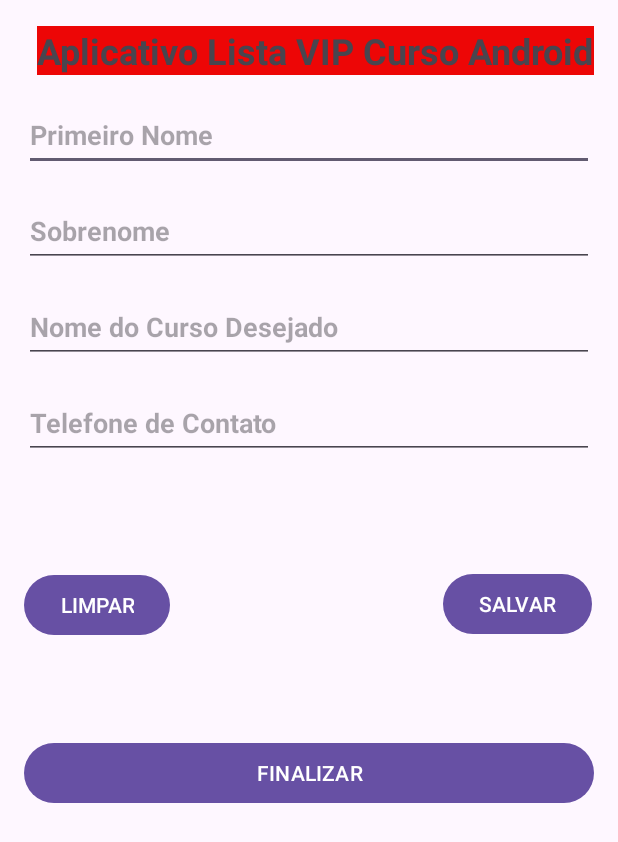
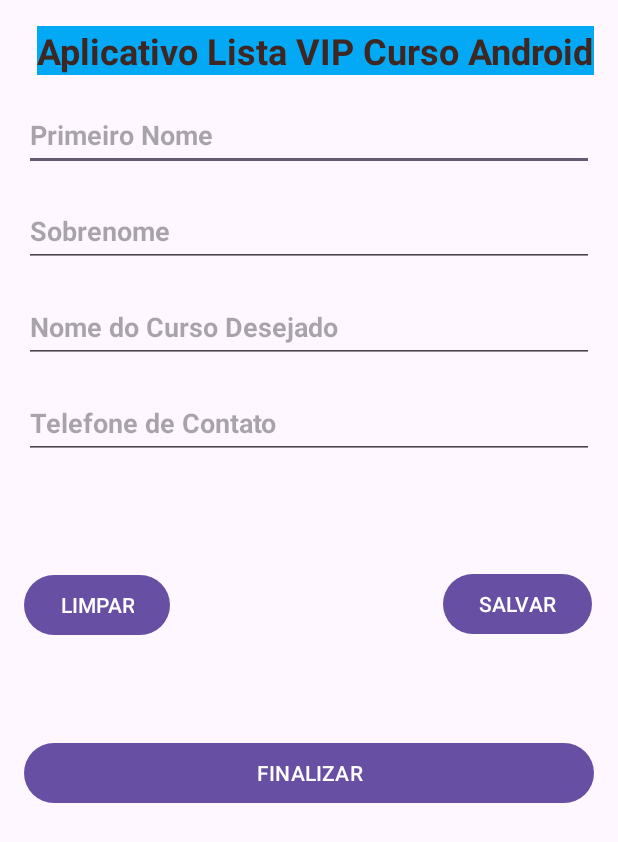
Before and after one commit to Bscanto/Curso-Desenvolvimento-Android-2023, an Android app: the screen it shows after launch (MainActivity), on a phone screen of 412 x 824 dp. Shown: the top 842 px of the screen. Run offline under Robolectric (Android 15) with nearby library versions, the phone set to English and light mode, and no system bars.

```diff
--- a/AppListaCurso/app/src/main/java/devandroid/bruno/applistacurso/model/Pessoa.java
+++ b/AppListaCurso/app/src/main/java/devandroid/bruno/applistacurso/model/Pessoa.java
@@ -42,4 +42,14 @@ public class Pessoa {
     public void setTelefoneContato(String telefoneContato) {
         this.telefoneContato = telefoneContato;
     }
+
+    @Override
+    public String toString() {
+        return "Pessoa{" +
+                "primeiroNome='" + primeiroNome + '\'' +
+                ", sobreNome='" + sobreNome + '\'' +
+                ", cursoDesejado='" + cursoDesejado + '\'' +
+                ", telefoneContato='" + telefoneContato + '\'' +
+                '}';
+    }
 }
--- a/AppListaCurso/app/src/main/java/devandroid/bruno/applistacurso/view/MainActivity.java
+++ b/AppListaCurso/app/src/main/java/devandroid/bruno/applistacurso/view/MainActivity.java
@@ -3,6 +3,7 @@ package devandroid.bruno.applistacurso.view;
 import androidx.appcompat.app.AppCompatActivity;
 
 import android.os.Bundle;
+import android.util.Log;
 
 import devandroid.bruno.applistacurso.R;
 import devandroid.bruno.applistacurso.model.Pessoa;
@@ -36,6 +37,7 @@ public class MainActivity extends AppCompatActivity {
         outraPessoa.setTelefoneContato("55-999999991");
 
 
+/*
         dadosPessoa = " Primeiro Nome: ";
         dadosPessoa += pessoa.getPrimeiroNome();
         dadosPessoa += " Sobrenome: ";
@@ -54,10 +56,13 @@ public class MainActivity extends AppCompatActivity {
         dadosOutraPessoa += outraPessoa.getCursoDesejado();
         dadosOutraPessoa += " Telefone Contato: ";
         dadosOutraPessoa += outraPessoa.getTelefoneContato();
+*/
 
 
+        Log.i("POOAndroid", pessoa.toString());
+        Log.i("POOAndroid", outraPessoa.toString());
 
-        int parada = 0;
+
 
 
     }
--- a/AppListaCurso/app/src/main/res/layout/activity_main.xml
+++ b/AppListaCurso/app/src/main/res/layout/activity_main.xml
@@ -10,8 +10,9 @@
         android:id="@+id/txtTitulo"
         android:layout_width="wrap_content"
         android:layout_height="wrap_content"
-        android:background="#ED0606"
+        android:background="#03A9F4"
         android:text="@string/txt_titulo"
+        android:textColor="#3E2723"
         android:textSize="24sp"
         android:textStyle="bold"
         app:layout_constraintBottom_toBottomOf="parent"
```
